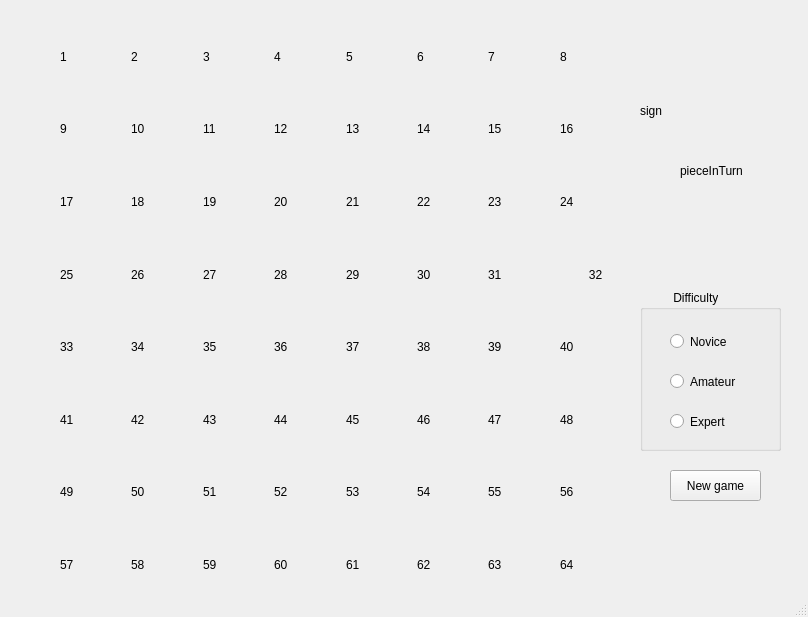
This is hungryKnightsGUI/mainwindow.ui in DiegoFLM/HungryKnights as Qt 5 draws it before an edit. The edited form follows.
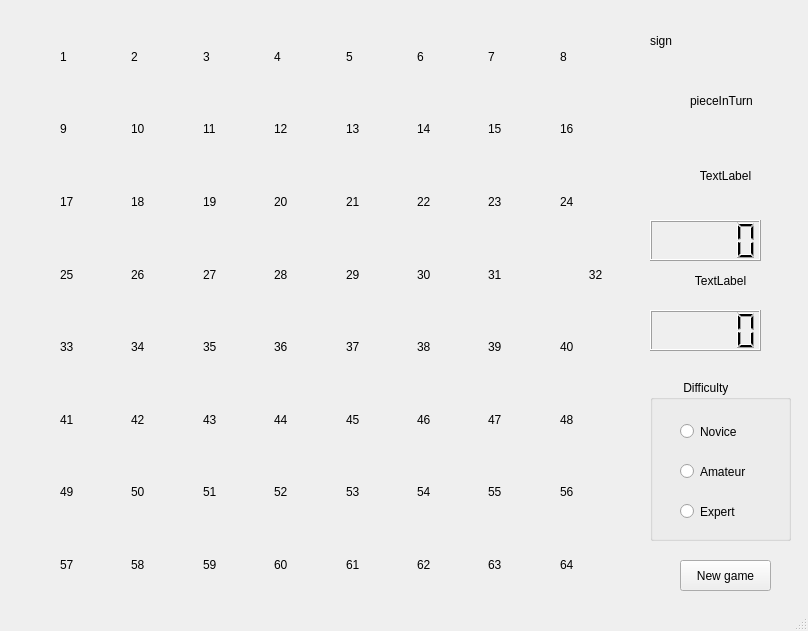
This is the edited form. Custom widgets are drawn as their Qt base class.

Diff of the .ui file:
```diff
--- a/hungryKnightsGUI/mainwindow.ui
+++ b/hungryKnightsGUI/mainwindow.ui
@@ -7,7 +7,7 @@
     <x>0</x>
     <y>0</y>
     <width>808</width>
-    <height>617</height>
+    <height>631</height>
    </rect>
   </property>
   <property name="windowTitle">
@@ -1260,8 +1260,8 @@
    <widget class="QGroupBox" name="groupBox">
     <property name="geometry">
      <rect>
-      <x>640</x>
-      <y>290</y>
+      <x>650</x>
+      <y>380</y>
       <width>141</width>
       <height>161</height>
      </rect>
@@ -1312,8 +1312,8 @@
    <widget class="QPushButton" name="pushButton">
     <property name="geometry">
      <rect>
-      <x>670</x>
-      <y>470</y>
+      <x>680</x>
+      <y>560</y>
       <width>91</width>
       <height>31</height>
      </rect>
@@ -1325,8 +1325,8 @@
    <widget class="QLabel" name="sign">
     <property name="geometry">
      <rect>
-      <x>640</x>
-      <y>90</y>
+      <x>650</x>
+      <y>20</y>
       <width>131</width>
       <height>41</height>
      </rect>
@@ -1338,8 +1338,8 @@
    <widget class="QLabel" name="pieceInTurn">
     <property name="geometry">
      <rect>
-      <x>680</x>
-      <y>140</y>
+      <x>690</x>
+      <y>70</y>
       <width>81</width>
       <height>61</height>
      </rect>
@@ -1351,6 +1351,76 @@
      <string>pieceInTurn</string>
     </property>
    </widget>
+   <widget class="QLabel" name="whitePointsLabel">
+    <property name="geometry">
+     <rect>
+      <x>640</x>
+      <y>150</y>
+      <width>171</width>
+      <height>51</height>
+     </rect>
+    </property>
+    <property name="sizePolicy">
+     <sizepolicy hsizetype="Ignored" vsizetype="Ignored">
+      <horstretch>0</horstretch>
+      <verstretch>0</verstretch>
+     </sizepolicy>
+    </property>
+    <property name="text">
+     <string>TextLabel</string>
+    </property>
+    <property name="scaledContents">
+     <bool>true</bool>
+    </property>
+    <property name="alignment">
+     <set>Qt::AlignCenter</set>
+    </property>
+   </widget>
+   <widget class="QLabel" name="blackPointsLabel">
+    <property name="geometry">
+     <rect>
+      <x>650</x>
+      <y>260</y>
+      <width>141</width>
+      <height>41</height>
+     </rect>
+    </property>
+    <property name="sizePolicy">
+     <sizepolicy hsizetype="Ignored" vsizetype="Ignored">
+      <horstretch>0</horstretch>
+      <verstretch>0</verstretch>
+     </sizepolicy>
+    </property>
+    <property name="text">
+     <string>TextLabel</string>
+    </property>
+    <property name="scaledContents">
+     <bool>true</bool>
+    </property>
+    <property name="alignment">
+     <set>Qt::AlignCenter</set>
+    </property>
+   </widget>
+   <widget class="QLCDNumber" name="lcdNumber">
+    <property name="geometry">
+     <rect>
+      <x>650</x>
+      <y>220</y>
+      <width>111</width>
+      <height>41</height>
+     </rect>
+    </property>
+   </widget>
+   <widget class="QLCDNumber" name="lcdNumber_2">
+    <property name="geometry">
+     <rect>
+      <x>650</x>
+      <y>310</y>
+      <width>111</width>
+      <height>41</height>
+     </rect>
+    </property>
+   </widget>
   </widget>
   <widget class="QStatusBar" name="statusbar"/>
  </widget>
```
